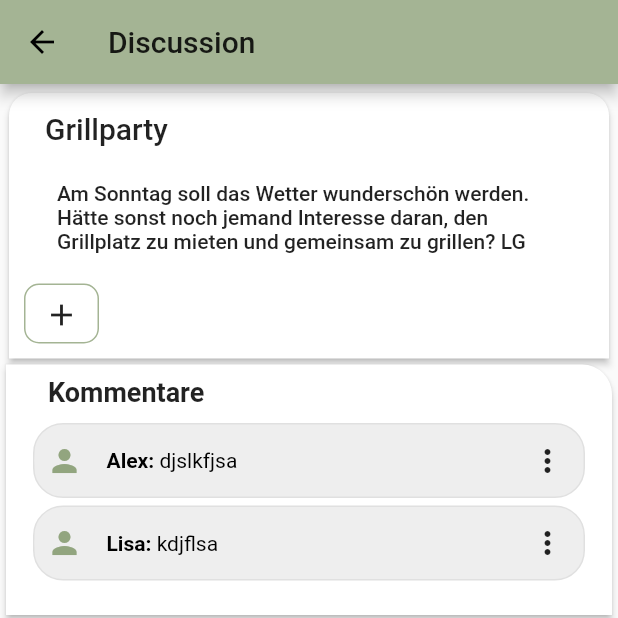
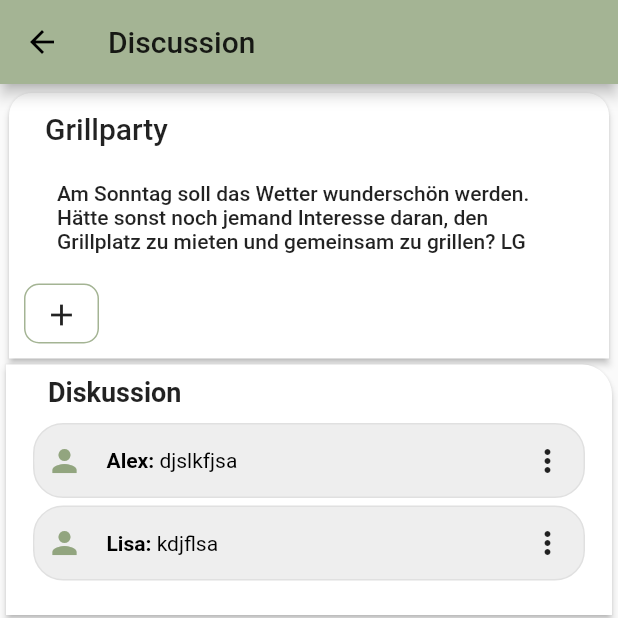
Before and after one commit to S-ecki/smart-city-ambience, a Flutter app: the ForumDetailScreen screen opened directly with sample values from the repository, on a phone screen of 412 x 824 dp, the top half of it. Run offline on Flutter 3.47's test engine with Material 2 defaults, Android fonts, the phone set to English and light mode, and no system bars; our stand-ins replace badges, email_validator, firebase_auth, firebase_core, flutter_redux, google_sign_in and 3 more; missing offline and left inert: flutter_emoji, flutter_scatter; accounts and stored records are empty.

Commit message:
enabling comments for forums

```diff
--- a/lib/redux/reactionsState.reducer.dart
+++ b/lib/redux/reactionsState.reducer.dart
@@ -41,6 +41,7 @@ ReactionsState reactionsStateReducer(
     );
   }
   if (action is AddForumEntry) {
+    currentState.comments[action.forum.forumId] = {};
     return ReactionsState(
       enhancedEmojis: currentState.enhancedEmojis,
       comments: currentState.comments,
--- a/lib/screens/eventDetailScreen/commentSection.dart
+++ b/lib/screens/eventDetailScreen/commentSection.dart
@@ -8,9 +8,10 @@ import 'commentContainer.dart';
  *
  */
 class CommentSection extends StatelessWidget {
-  CommentSection({this.eventId});
+  CommentSection({this.eventId, this.label});
 
   final String eventId;
+  final String label;
 
   @override
   Widget build(BuildContext context) {
@@ -26,6 +27,8 @@ class CommentSection extends StatelessWidget {
           ),
         ),
         elevation: 2,
+        child: Container(
+          width: double.infinity,
           child: Padding(
             padding: const EdgeInsets.all(8.0),
             child: Column(
@@ -34,7 +37,7 @@ class CommentSection extends StatelessWidget {
                 Container(
                   margin: EdgeInsets.fromLTRB(20, 0, 0, 0),
                   child: Text(
-                  "Kommentare",
+                    label,
                     style: TextStyle(
                       fontWeight: FontWeight.bold,
                       fontSize: 18,
@@ -62,13 +65,14 @@ class CommentSection extends StatelessWidget {
                             )
                             .expand((item) => item)
                             .toList()
-                      : [Text("")],
+                        : [Text("Sei der erste!")],
                   ),
                 ),
               ],
             ),
           ),
         ),
+      ),
     );
   }
 }
--- a/lib/screens/eventDetailScreen/eventDetailScreen.dart
+++ b/lib/screens/eventDetailScreen/eventDetailScreen.dart
@@ -25,6 +25,7 @@ class EventDetailScreen extends StatelessWidget {
               ),
               CommentSection(
                 eventId: event.eventId,
+                label: "Kommentare",
               ),
             ],
           ),
--- a/lib/screens/forumDetailScreen/forumDetailScreen.dart
+++ b/lib/screens/forumDetailScreen/forumDetailScreen.dart
@@ -25,6 +25,7 @@ class ForumDetailScreen extends StatelessWidget {
               ),
               CommentSection(
                 eventId: forum.forumId,
+                label: "Diskussion",
               ),
             ],
           ),
```
Lines whose indentation alone changed are shown as unchanged.
